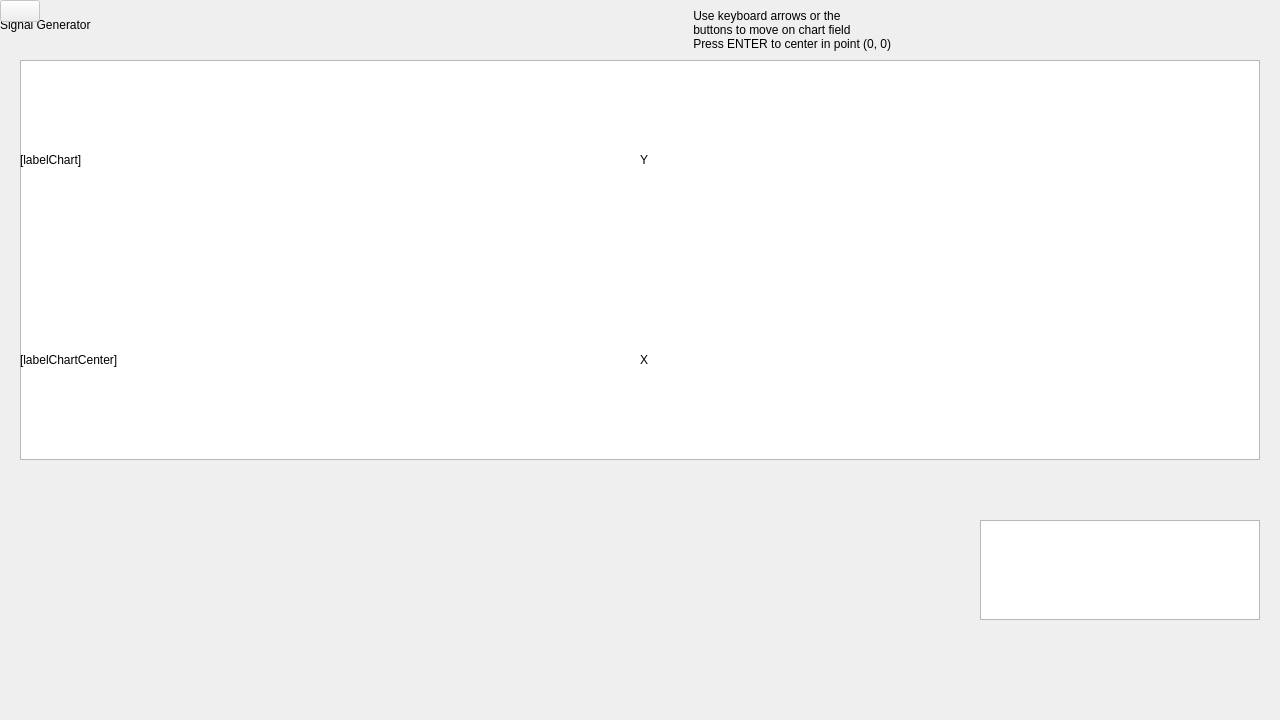
Qt form forms/application.ui (Aquaver/signal-generator) before a commit.
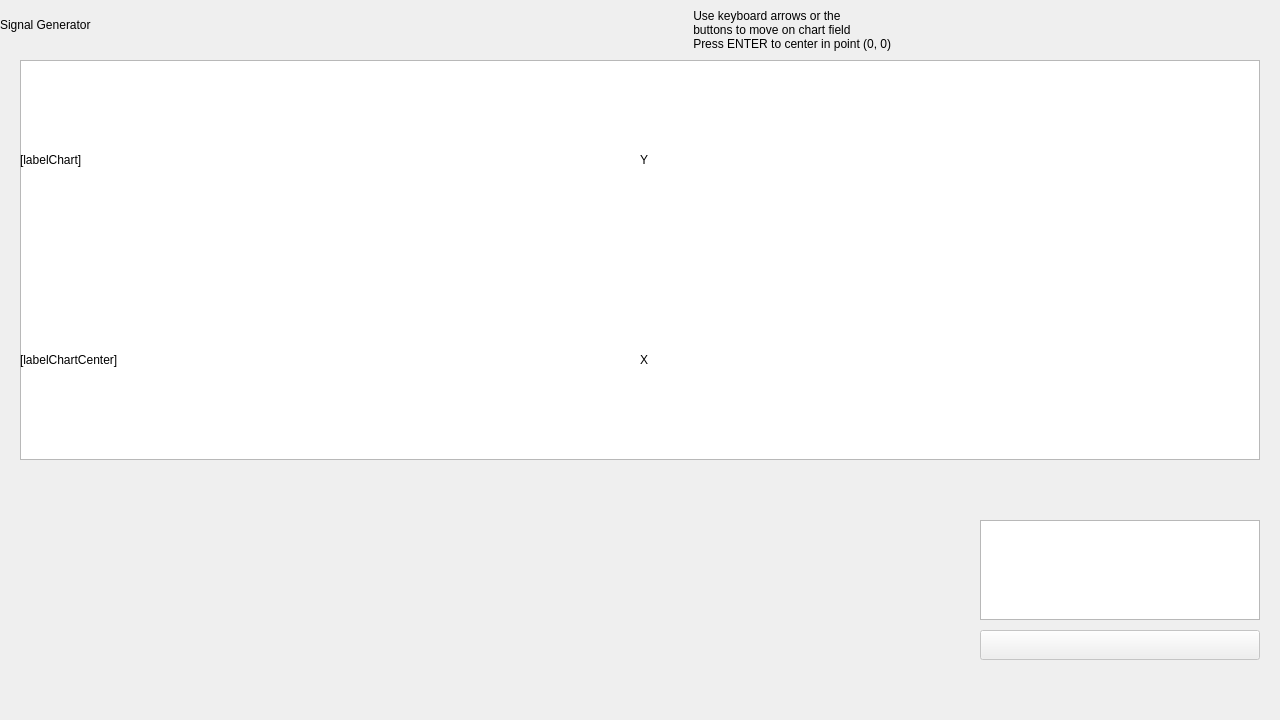
The same form after that commit.

Commit message: Added geometry property in delete menu button widget in application UI file

```diff
--- a/forms/application.ui
+++ b/forms/application.ui
@@ -337,6 +337,15 @@
             <property name="enabled">
               <bool>false</bool>
             </property>
+            
+            <property name="geometry">
+              <rect>
+                <x>980</x>
+                <y>630</y>
+                <width>280</width>
+                <height>30</height>
+              </rect>
+            </property>
           </widget>
         </widget>
       </widget>
```
